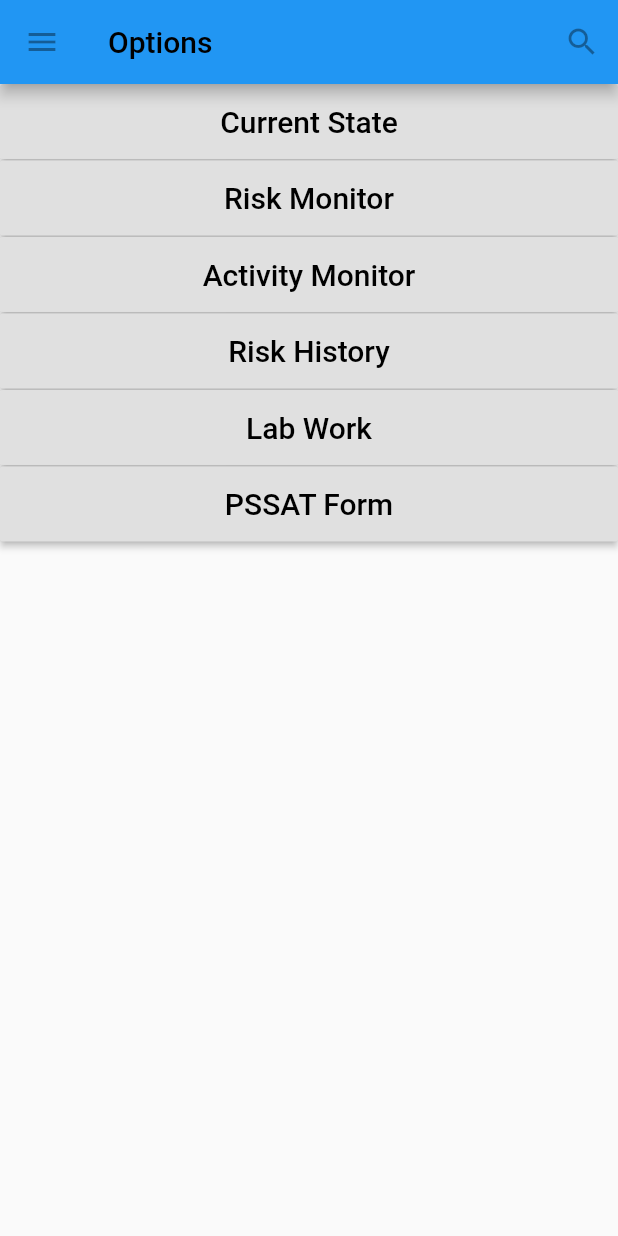
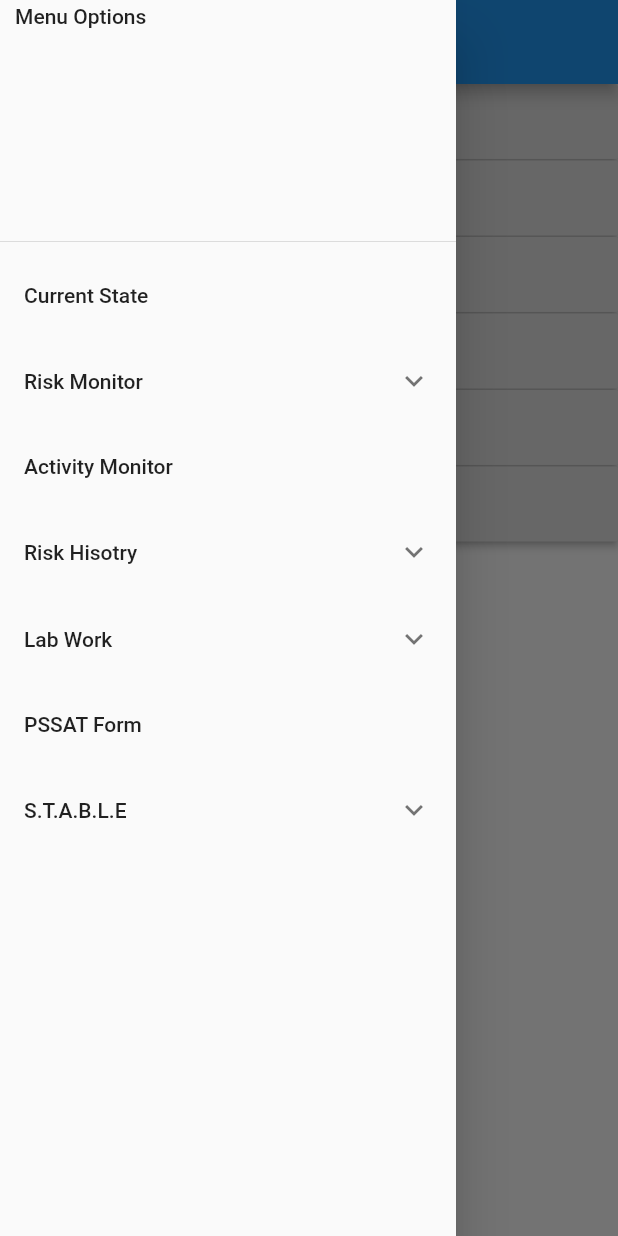
Before and after one commit to zhangshu1/flutter_app_2, a Flutter app: the screen it shows after launch, with the side drawer open (before the commit the screen has no drawer), on a phone screen of 412 x 824 dp. Run offline on Flutter 3.47's test engine with Material 2 defaults, Android fonts, the phone set to English and light mode, and no system bars.

```diff
--- a/lib/main.dart
+++ b/lib/main.dart
@@ -3,6 +3,7 @@ import 'package:flutter/material.dart';
 import 'RiskMonitor.dart';
 import 'ActivityMonitor.dart';
 import 'RiskHistory.dart';
+//import 'Material/Menu.dart';
 
 void main() {
   runApp(
@@ -17,7 +18,7 @@ void main() {
             "/ActivityMonitor": (BuildContext context) => new ActivityMonitor(),
             "/RiskHistory": (BuildContext context) => new RiskHistory(),
             "/LabWork": (BuildContext context) => new LabWork(),
-        "/PSSATForm": (BuildContext context) => new PSSATForm()
+            "/PSSATForm": (BuildContext context) => new PSSATForm(),
           }
       )
   );
@@ -28,20 +29,83 @@ class MenuPage extends StatelessWidget {
   Widget build(BuildContext context) {
     // Scaffold is a layout for the major Material Design widgets.
     return new Scaffold(
+        drawer: new Drawer(
+          child: new ListView(
+            children: <Widget>[
+              //DrawerHeader for future use (dashboard, login page etc.)
+              new DrawerHeader(
+                child: new Text('Menu Options'),
+                padding: new EdgeInsets.only(left: 10.0, right: 50.0, top: 3.0, bottom: 0.0),
+              ),
+
+              //current state
+              const ListTile(title: const Text('Current State')),
+
+              //risk monitor
+              new ExpansionTile(
+                  title: const Text('Risk Monitor'),
+                  backgroundColor: Theme.of(context).accentColor.withOpacity(0.025),
+                  children: const <Widget>[
+                    const ListTile(title: const Text('Hypotension')),
+                    const ListTile(title: const Text('Hypothermia')),
+                    const ListTile(title: const Text('Pneumothorax'))
+                  ]
+              ),
+
+              //activity monitor
+              const ListTile(title: const Text('Activity Monitor')),
+
+              //risk history
+              new ExpansionTile(
+                title: const Text('Risk Hisotry'),
+                backgroundColor: Theme.of(context).accentColor.withOpacity(0.025),
+                children: <Widget>[
+                  const ListTile(title: const Text('All')),
+                  const ListTile(title: const Text('Hypotension')),
+                  const ListTile(title: const Text('Hypothermia')),
+                  const ListTile(title: const Text('Pneumothorax'))
+                ],
+              ),
+
+              //lab work
+              new ExpansionTile(
+                title: new Text('Lab Work'),
+                backgroundColor: Theme.of(context).accentColor.withOpacity(0.025),
+                children: <Widget>[
+                  const ListTile(title: const Text('View Recommended Test')),
+                  const ListTile(title: const Text('Order Additional Test')),
+                  const ListTile(title: const Text('Enter Patient Report')),
+                  const ListTile(title: const Text('View Patient Report')),
+                  const ListTile(title: const Text('Enter Recommended Medication')),
+                ],
+              ),
+
+              //PSSAT form
+              const ListTile(title: const Text('PSSAT Form')),
+
+              //STABLE
+              new ExpansionTile(
+                title: new Text('S.T.A.B.L.E'),
+                backgroundColor: Theme.of(context).accentColor.withOpacity(0.025),
+                children: <Widget>[
+                  const ListTile(title: const Text('Sugar')),
+                  const ListTile(title: const Text('Temperature')),
+                  const ListTile(title: const Text('Airway')),
+                  const ListTile(title: const Text('Blood Pressure')),
+                  const ListTile(title: const Text('Lab Work')),
+                  const ListTile(title: const Text('Emotional Support')),
+                ],
+              )
+            ],
+          ),
+        ),
         appBar: new AppBar(
-        leading: new IconButton(
-          icon: new Icon(Icons.menu),
-          tooltip: 'Navigation menu',
-          onPressed: null,
-        ),
+//        leading: new IconButton(
+//          icon: new Icon(Icons.menu),
+//          tooltip: 'Navigation menu',
+//          onPressed: null
+//        ),
           title: new Text('Options', textAlign: TextAlign.left, style: new TextStyle(color: Colors.black)),
-        actions: <Widget>[
-          new IconButton(
-            icon: new Icon(Icons.search),
-            tooltip: 'Search',
-            onPressed: null,
-          ),
-        ],
         ),
 
         // body is the majority of the screen.
```
Lines whose indentation alone changed are shown as unchanged.
